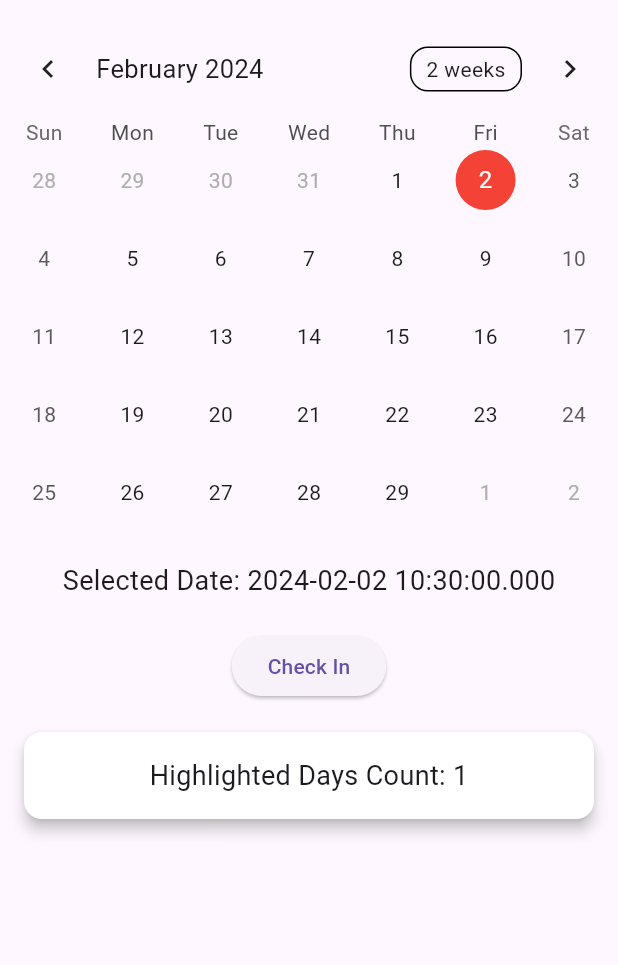
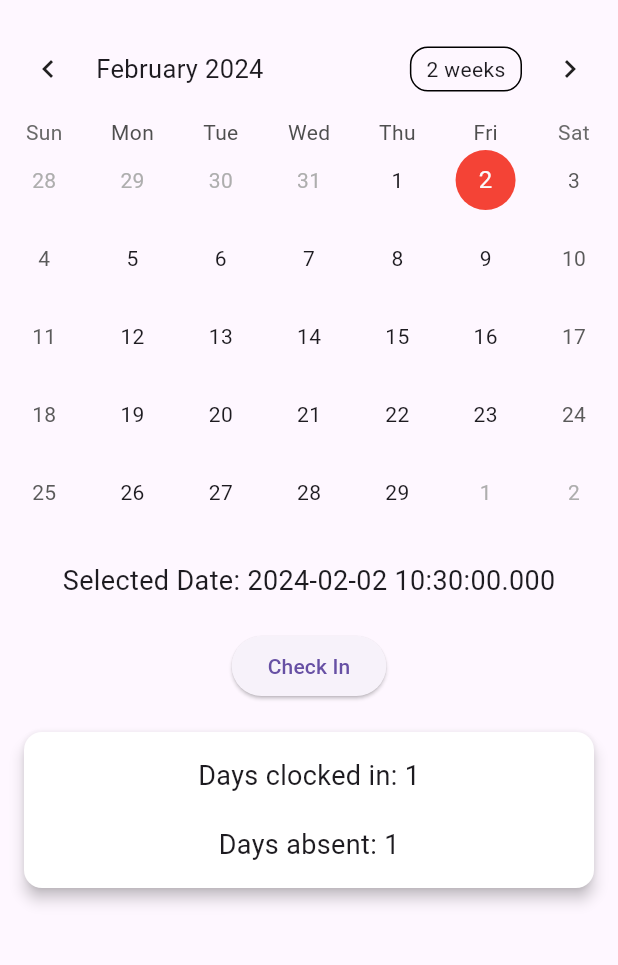
Before and after one commit to wcnjing/Come2Werk, a Flutter app: the AttendanceScreen screen opened directly, after a tap on "Check In", on a phone screen of 412 x 824 dp, the part 63-1028 px from its top. Run offline on Flutter 3.47's test engine with Material 3 defaults, Android fonts, the phone set to English and light mode, and no system bars; drawn by our look-alikes of table_calendar; our stand-ins replace firebase_auth, firebase_core, flutter_bluetooth_serial, fluttertoast; accounts and stored records are empty.

Commit message:
edited calendar

```diff
--- a/lib/screens/MyAttendancePage.dart
+++ b/lib/screens/MyAttendancePage.dart
@@ -61,6 +61,8 @@ class _AttendanceScreenState extends State<AttendanceScreen> {
           SizedBox(height: 20),
           ElevatedButton(
             onPressed: () {
+              // Check if today's date is selected before allowing check-in
+              if (isSameDay(_selectedDate, DateTime.now())) {
                 // Handle button press to highlight selected date
                 setState(() {
                   // Toggle highlighting of selected date
@@ -70,6 +72,26 @@ class _AttendanceScreenState extends State<AttendanceScreen> {
                     _highlightedDates.add(_selectedDate);
                   }
                 });
+              } else {
+                // Display a message or take appropriate action for invalid date
+                showDialog(
+                  context: context,
+                  builder: (BuildContext context) {
+                    return AlertDialog(
+                      title: Text('Invalid Date'),
+                      content: Text('You can only check in on today\'s date.'),
+                      actions: [
+                        TextButton(
+                          onPressed: () {
+                            Navigator.pop(context);
+                          },
+                          child: Text('OK'),
+                        ),
+                      ],
+                    );
+                  },
+                );
+              }
             },
             child: Text('Check In'),
           ),
@@ -81,9 +103,18 @@ class _AttendanceScreenState extends State<AttendanceScreen> {
             child: Padding(
               padding: EdgeInsets.all(16),
               child: Center(
-                child: Text(
-                  'Highlighted Days Count: ${countHighlightedDays()}',
+                child: Column(
+                  children: [
+                    Text(
+                      'Days clocked in: ${countHighlightedDays()}',
                       style: TextStyle(fontSize: 18),
+                    ),
+                    SizedBox(height: 20),
+                    Text(
+                      'Days absent: ${countNonHighlightedDays()}',
+                      style: TextStyle(fontSize: 18),
+                    ),
+                  ],
                 ),
               ),
             ),
@@ -109,4 +140,16 @@ class _AttendanceScreenState extends State<AttendanceScreen> {
     }
     return count;
   }
+
+  int countNonHighlightedDays() {
+    DateTime firstDayOfMonth = DateTime(DateTime.now().year, DateTime.now().month, 1);
+    int count = -1;
+
+    for (DateTime date = firstDayOfMonth; date.isBefore(DateTime.now()); date = date.add(Duration(days: 1))) {
+      if (!_highlightedDates.contains(date)) {
+        count++;
       }
+    }
+    return count;
+  }
+}
```
Lines whose indentation alone changed are shown as unchanged.
